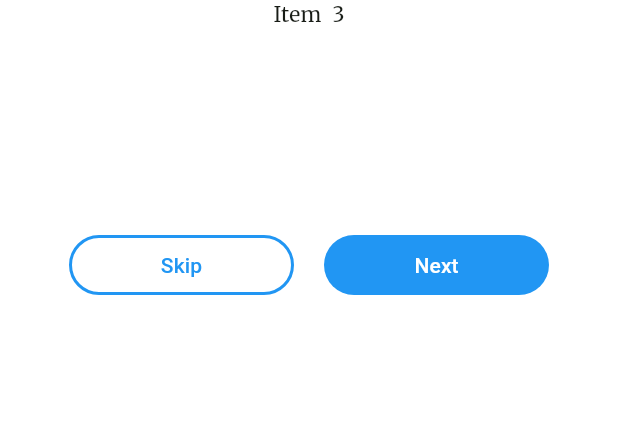
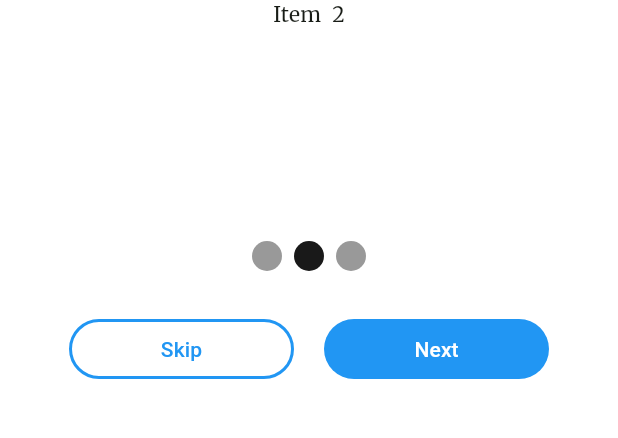
Before and after one commit to kyawsanoo/QueuePro, a Flutter app: the screen it shows after launch, after a tap on "Next", on a phone screen of 412 x 824 dp, the part 314-752 px from its top. Run offline on Flutter 3.47's test engine with Material 3 defaults, Android fonts, the phone set to English and light mode, and no system bars; drawn by our look-alikes of carousel_slider; our stand-ins replace easy_localization, google_fonts.

Commit message:
add pagination

```diff
--- a/lib/introslider_screen.dart
+++ b/lib/introslider_screen.dart
@@ -12,7 +12,7 @@ class IntroSliderScreen extends StatefulWidget {
 class IntroSliderScreenState extends State<IntroSliderScreen> {
   CarouselController buttonCarouselController = CarouselController();
   List<int> list = [1, 2, 3];
-
+  int _current = 0;
 
   @override
   void initState() {
@@ -63,10 +63,34 @@ class IntroSliderScreenState extends State<IntroSliderScreen> {
                   enlargeCenterPage: true,
                   viewportFraction: 0.9,
                   aspectRatio: 2.0,
-                  initialPage: 1,
+                  initialPage: 0,
+                  onPageChanged: (index, reason) {
+                      setState(() {
+                      _current = index;
+                      });
+                  },
+
                 ),
               ),
               const SizedBox(height: 100,),
+              Row(
+                mainAxisAlignment: MainAxisAlignment.center,
+                children:
+                list.asMap().entries.map((entry) {
+                    return Container(
+                      width: 20.0,
+                      height: 20.0,
+                      margin: const EdgeInsets.symmetric(vertical: 8.0, horizontal: 4.0),
+                      decoration: BoxDecoration(
+                          shape: BoxShape.circle,
+                          color: (Theme.of(context).brightness == Brightness.dark
+                              ? Colors.white
+                              : Colors.black)
+                              .withOpacity(_current == entry.key ? 0.9 : 0.4)),
+                    );
+                }).toList(),
+              ),
+              const SizedBox(height: 20,),
               Row(
                 mainAxisAlignment: MainAxisAlignment.center,
                 children: [
@@ -86,9 +110,14 @@ class IntroSliderScreenState extends State<IntroSliderScreen> {
                   style: FilledButton.styleFrom(fixedSize: const Size(150, 35),
                       backgroundColor: Colors.blue),
                   onPressed: () {
-                    buttonCarouselController.nextPage(
-                        duration: const Duration(milliseconds: 300),
-                        curve: Curves.linear);
+                    if(_current==2){
+                      onSkipPress();
+
+                    }else {
+                      buttonCarouselController.nextPage(
+                          duration: const Duration(milliseconds: 300),
+                          curve: Curves.linear);
+                    }
                   },
                   child: const Text('Next', style: TextStyle(color: Colors.white),
                   ),
```
